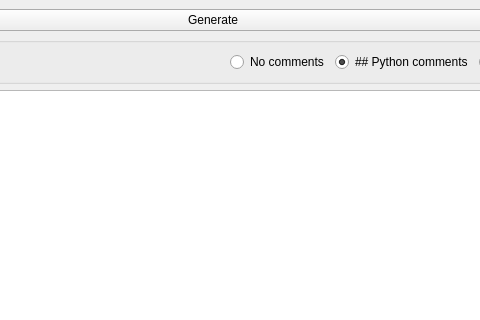
Before: the Qt Designer form utftexgui.ui in wpeaton/utftex-gui, drawn with Qt 5; both pictures show x 144 to 624 and y 0 to 320 of the 800 by 634 pixel window.
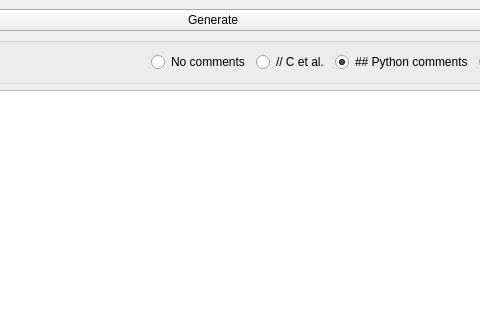
After: the same form once the commit is applied.

Commit message: added // comments as option. updated screenshot

Diff of the .ui file:
```diff
--- a/utftexgui.ui
+++ b/utftexgui.ui
@@ -24,7 +24,7 @@
        <bool>false</bool>
       </property>
       <widget class="QWidget" name="">
-       <layout class="QVBoxLayout" name="verticalLayout_2">
+       <layout class="QVBoxLayout" name="verticalLayout">
         <item>
          <layout class="QHBoxLayout" name="horizontalLayout">
           <item>
@@ -92,6 +92,16 @@
                </attribute>
               </widget>
              </item>
+             <item>
+              <widget class="QRadioButton" name="rdbC">
+               <property name="text">
+                <string>// C et al.</string>
+               </property>
+               <attribute name="buttonGroup">
+                <string notr="true">bgrpComment</string>
+               </attribute>
+              </widget>
+             </item>
              <item>
               <widget class="QRadioButton" name="rdbPython">
                <property name="text">
@@ -160,7 +170,7 @@
        </layout>
       </widget>
       <widget class="QWidget" name="">
-       <layout class="QVBoxLayout" name="verticalLayout">
+       <layout class="QVBoxLayout" name="verticalLayout_2">
         <item>
          <widget class="QLabel" name="label_2">
           <property name="text">
```
Left out of the diff: 3 changed lines with no effect on the pictures. The commit also changes 2 other files.
